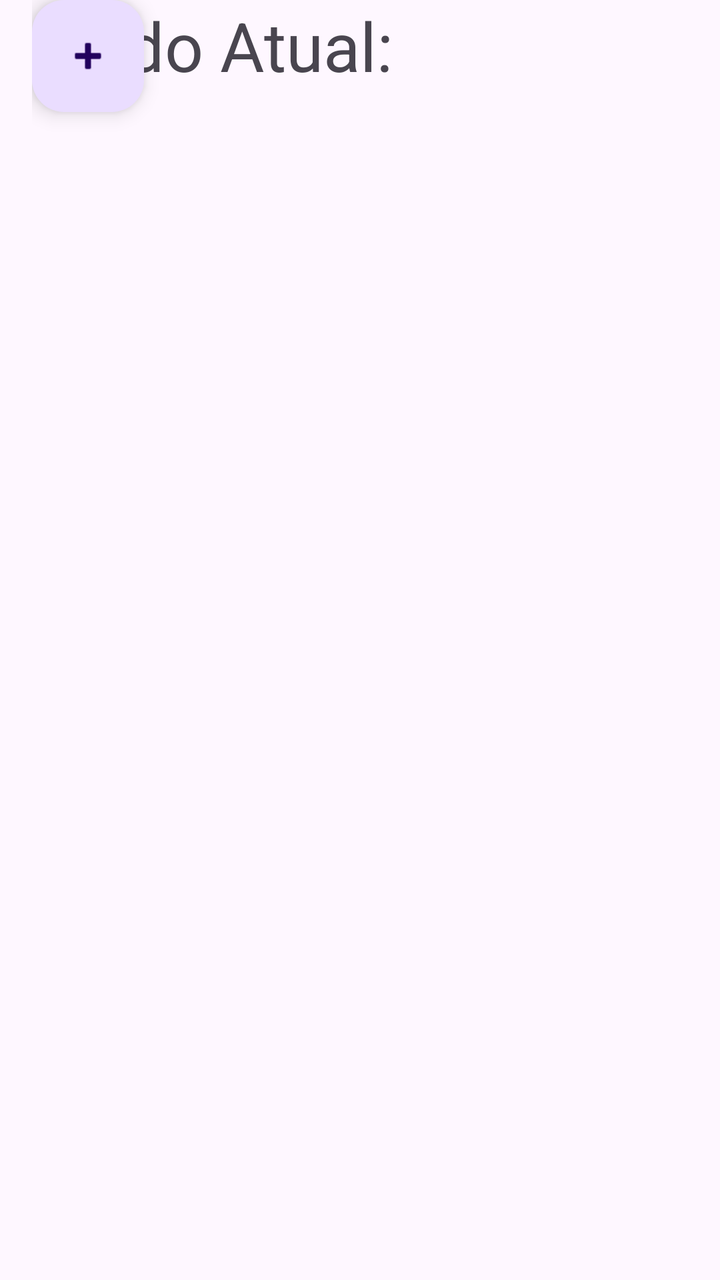
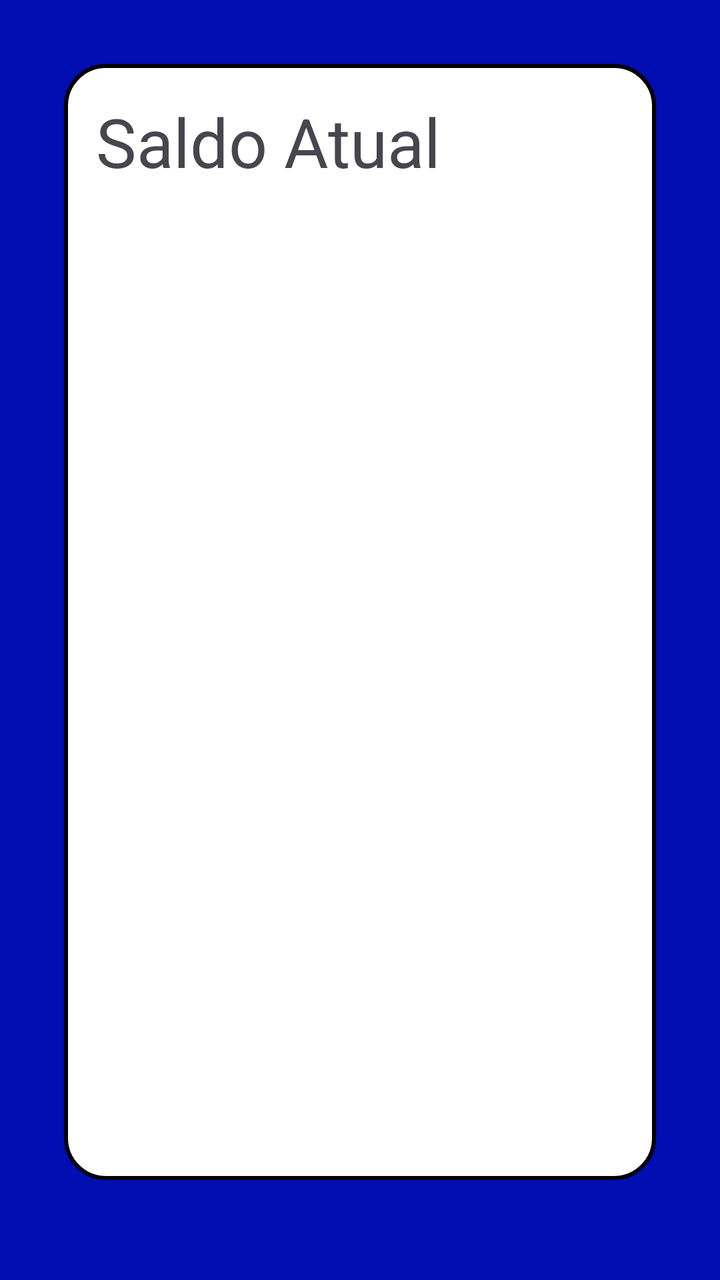

Two renders of the same Android screen: before a commit and after it. Below are the layout's source before the change and the commit's diff.
<!-- AndroidManifest.xml: application theme Theme.PoupaDev -->
<!-- res/layout/activity_main.xml -->
<?xml version="1.0" encoding="utf-8"?>
<androidx.constraintlayout.widget.ConstraintLayout xmlns:android="http://schemas.android.com/apk/res/android"
    xmlns:app="http://schemas.android.com/apk/res-auto"
    xmlns:tools="http://schemas.android.com/tools"
    android:id="@+id/main"
    android:layout_width="match_parent"
    android:layout_height="match_parent"
    tools:context=".MainActivity">

    <androidx.constraintlayout.widget.ConstraintLayout
        android:layout_width="match_parent"
        android:layout_height="match_parent"
        android:layout_marginStart="16dp"
        app:layout_constraintStart_toStartOf="parent">

        <com.google.android.material.floatingactionbutton.FloatingActionButton
            android:id="@+id/floatingActionButton"
            android:layout_width="wrap_content"
            android:layout_height="wrap_content"
            android:clickable="true"
            android:onClick="adicionar"
            app:srcCompat="@android:drawable/ic_input_add"
            tools:layout_editor_absoluteX="339dp" />

        <ListView
            android:id="@+id/lvDados"
            android:layout_width="0dp"
            android:layout_height="0dp"
            tools:layout_editor_absoluteX="16dp"
            tools:layout_editor_absoluteY="431dp" />

        <TextView
            android:id="@+id/tvSaldo"
            android:layout_width="wrap_content"
            android:layout_height="wrap_content"
            android:text="Saldo Atual:"
            android:textSize="34sp"
            tools:layout_editor_absoluteX="115dp"
            tools:layout_editor_absoluteY="40dp" />
    </androidx.constraintlayout.widget.ConstraintLayout>

</androidx.constraintlayout.widget.ConstraintLayout>
<!-- resources referenced by this layout -->
<resources>
  <style name="Theme.PoupaDev" parent="Base.Theme.PoupaDev" />
  <style name="Base.Theme.PoupaDev" parent="Theme.Material3.DayNight.NoActionBar">
          
          
      </style>
</resources>

<!-- the commit's change to res/layout/activity_main.xml (unified diff, before → after) -->
@@ -5,38 +5,35 @@
     android:id="@+id/main"
     android:layout_width="match_parent"
     android:layout_height="match_parent"
+    android:background="@color/fundoPrincipal"
     tools:context=".MainActivity">
 
     <androidx.constraintlayout.widget.ConstraintLayout
         android:layout_width="match_parent"
         android:layout_height="match_parent"
-        android:layout_marginStart="16dp"
-        app:layout_constraintStart_toStartOf="parent">
-
-        <com.google.android.material.floatingactionbutton.FloatingActionButton
-            android:id="@+id/floatingActionButton"
-            android:layout_width="wrap_content"
-            android:layout_height="wrap_content"
-            android:clickable="true"
-            android:onClick="adicionar"
-            app:srcCompat="@android:drawable/ic_input_add"
-            tools:layout_editor_absoluteX="339dp" />
-
-        <ListView
-            android:id="@+id/lvDados"
-            android:layout_width="0dp"
-            android:layout_height="0dp"
-            tools:layout_editor_absoluteX="16dp"
-            tools:layout_editor_absoluteY="431dp" />
+        android:layout_marginStart="32dp"
+        android:layout_marginTop="32dp"
+        android:layout_marginEnd="32dp"
+        android:layout_marginBottom="50dp"
+        android:background="@drawable/borderprincipal"
+        app:layout_constraintBottom_toBottomOf="parent"
+        app:layout_constraintEnd_toEndOf="parent"
+        app:layout_constraintStart_toStartOf="parent"
+        app:layout_constraintTop_toTopOf="parent">
 
         <TextView
             android:id="@+id/tvSaldo"
-            android:layout_width="wrap_content"
+            android:layout_width="0dp"
             android:layout_height="wrap_content"
-            android:text="Saldo Atual:"
+            android:layout_marginStart="16dp"
+            android:layout_marginTop="16dp"
+            android:layout_marginEnd="16dp"
+            android:text="Saldo Atual"
             android:textSize="34sp"
-            tools:layout_editor_absoluteX="115dp"
-            tools:layout_editor_absoluteY="40dp" />
+            app:layout_constraintEnd_toEndOf="parent"
+            app:layout_constraintStart_toStartOf="parent"
+            app:layout_constraintTop_toTopOf="parent" />
     </androidx.constraintlayout.widget.ConstraintLayout>
 
+
 </androidx.constraintlayout.widget.ConstraintLayout>
<!-- resource entries referenced after the edit -->
@@ -1,6 +1,26 @@
 <!-- resources referenced by this layout -->
 <resources>
+  <color name="fundoPrincipal">#000eb2</color>
+  <!-- drawable borderprincipal (drawable) -->
+  <?xml version="1.0" encoding="utf-8"?>
+  <shape xmlns:android="http://schemas.android.com/apk/res/android">
+      <gradient
+          android:centerColor="@color/white"
+          android:endColor="@color/white"
+          android:startColor="@color/white"
+  
+          />
+      <stroke
+          android:color="@color/black"
+          android:width="2dp"
+          />
+  <corners
+      android:radius="20dp"
+      />
+  </shape>
   <style name="Theme.PoupaDev" parent="Base.Theme.PoupaDev" />
+  <color name="white">#FFFFFFFF</color>
+  <color name="black">#FF000000</color>
   <style name="Base.Theme.PoupaDev" parent="Theme.Material3.DayNight.NoActionBar">
           
           
